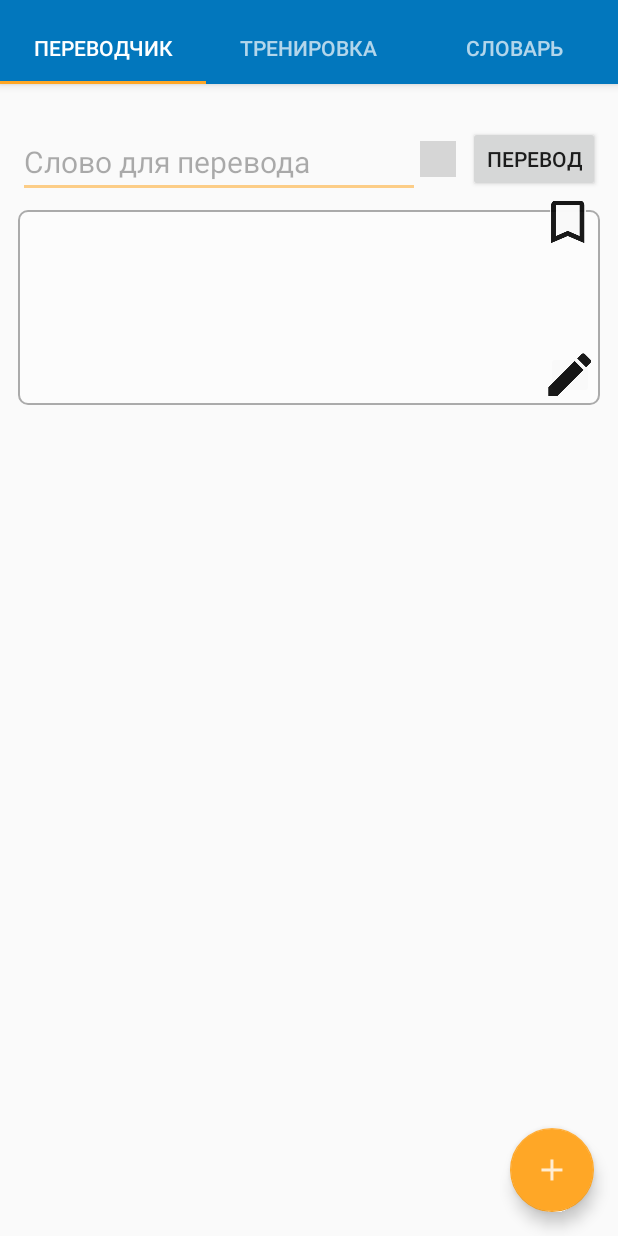
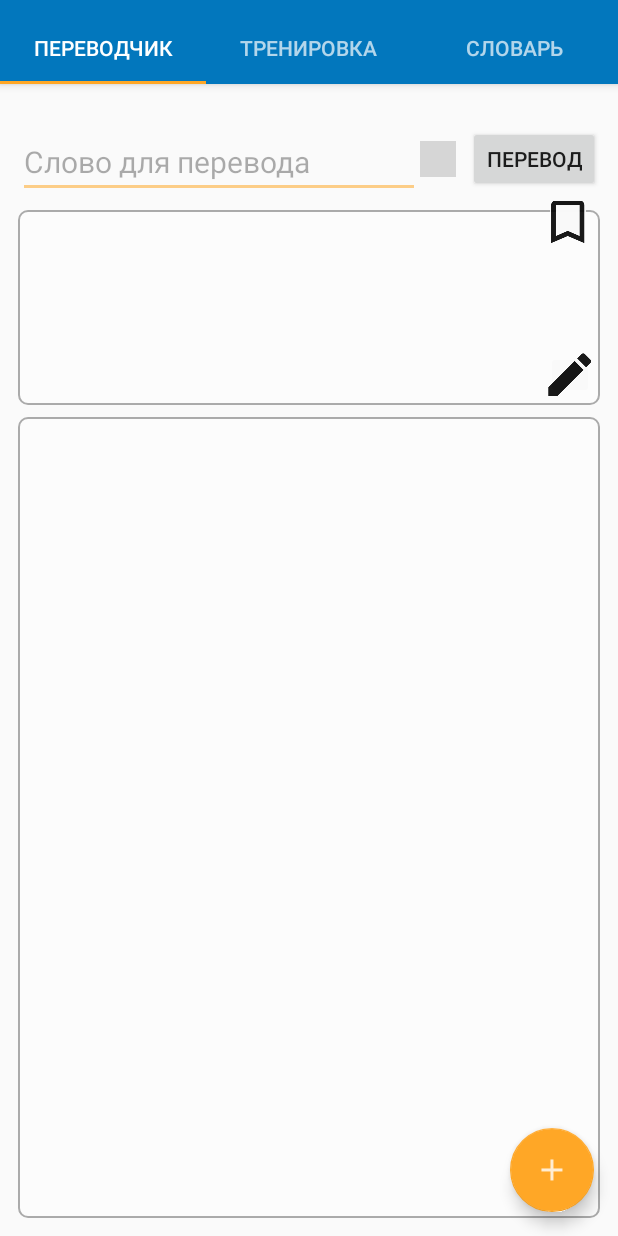
Before and after one commit to bokhonin/Lexicon, an Android app: the screen it shows after launch (MainActivity), on a phone screen of 412 x 824 dp. Run offline under Robolectric (Android 15) with nearby library versions, the phone set to English and light mode, and no system bars; grey boxes are pictures that could not be loaded.

Commit message:
new update

```diff
--- a/app/src/main/java/ru/bokhonin/lexicon/model/TranslationWord.java
+++ b/app/src/main/java/ru/bokhonin/lexicon/model/TranslationWord.java
@@ -1,5 +1,6 @@
 package ru.bokhonin.lexicon.model;
 
+import java.text.SimpleDateFormat;
 import java.util.Date;
 import java.util.UUID;
 
@@ -42,6 +43,11 @@ public class TranslationWord {
         return mDateUpload;
     }
 
+    public String getDateUploadFormat() {
+        SimpleDateFormat dateFormat = new SimpleDateFormat("dd.MM.yyyy");
+        return dateFormat.format(mDateUpload);
+    }
+
     public void setDateUpload(Date dateUpload) {
         mDateUpload = dateUpload;
     }
--- a/app/src/main/java/ru/bokhonin/lexicon/presenter/TranslaterFragment.java
+++ b/app/src/main/java/ru/bokhonin/lexicon/presenter/TranslaterFragment.java
@@ -106,8 +106,8 @@ public class TranslaterFragment extends Fragment {
                 Toast.makeText(getActivity(), "Edit!", Toast.LENGTH_SHORT).show();
                 translatedWordTextView.setEnabled(true);
                 translatedWordTextView.setCursorVisible(true);
-//                translatedWordTextView.setFocusable(true);
                 translatedWordTextView.setFocusableInTouchMode(true);
+                translatedWordTextView.setFocusable(true);
 
                 translatedWordTextView.setSelection(translatedWordTextView.getText().length());
             }
--- a/app/src/main/res/layout/fragment_translater.xml
+++ b/app/src/main/res/layout/fragment_translater.xml
@@ -90,5 +90,23 @@
             android:layout_marginBottom="4dp"
             android:layout_marginRight="4dp"
             app:layout_constraintRight_toRightOf="@+id/translated_word"/>
+    <EditText
+            style="@style/TranslatedWord"
+            android:id="@+id/detail_translated_word"
+            android:layout_width="0dp"
+            android:layout_height="0dp"
+            android:ems="10"
+            app:layout_constraintBottom_toBottomOf="parent"
+            android:layout_marginBottom="8dp"
+            android:layout_marginTop="8dp"
+            app:layout_constraintTop_toBottomOf="@+id/translated_word"
+            android:layout_marginRight="8dp"
+            app:layout_constraintRight_toRightOf="parent"
+            android:layout_marginLeft="8dp"
+            app:layout_constraintLeft_toLeftOf="parent"
+            android:focusable="false"
+            android:inputType="none"
+            android:cursorVisible="false"
+    />
 
 </android.support.constraint.ConstraintLayout>
--- a/app/src/main/res/values/styles.xml
+++ b/app/src/main/res/values/styles.xml
@@ -39,7 +39,7 @@
     <style name="TranslatedWord" parent="Base.Widget.AppCompat.EditText">
         <item name="android:textSize">28sp</item>
         <item name="android:gravity">center_vertical|center_horizontal</item>
-        <item name="android:background">@drawable/my_border</item>
+        <item name="android:background">@drawable/border_rectangle</item>
         <!-- <item name="android:padding">4dp</item>-->
     </style>
 
```
Also changed, not shown: app/src/main/java/ru/bokhonin/lexicon/model/Vocabulary.java (+4 -4 lines), app/src/main/java/ru/bokhonin/lexicon/presenter/VocabularyFragment.java (+4 -3 lines), app/src/main/res/layout/fragment_vocabulary.xml (+11 -2 lines), app/src/main/res/layout/list_item_trans_word.xml (+21 -8 lines), app/src/main/res/drawable/border_rectangle.xml (renamed from app/src/main/res/drawable/my_border.xml), app/src/main/res/drawable/divider_list.xml (renamed from app/src/main/res/drawable/divider_white.xml).
